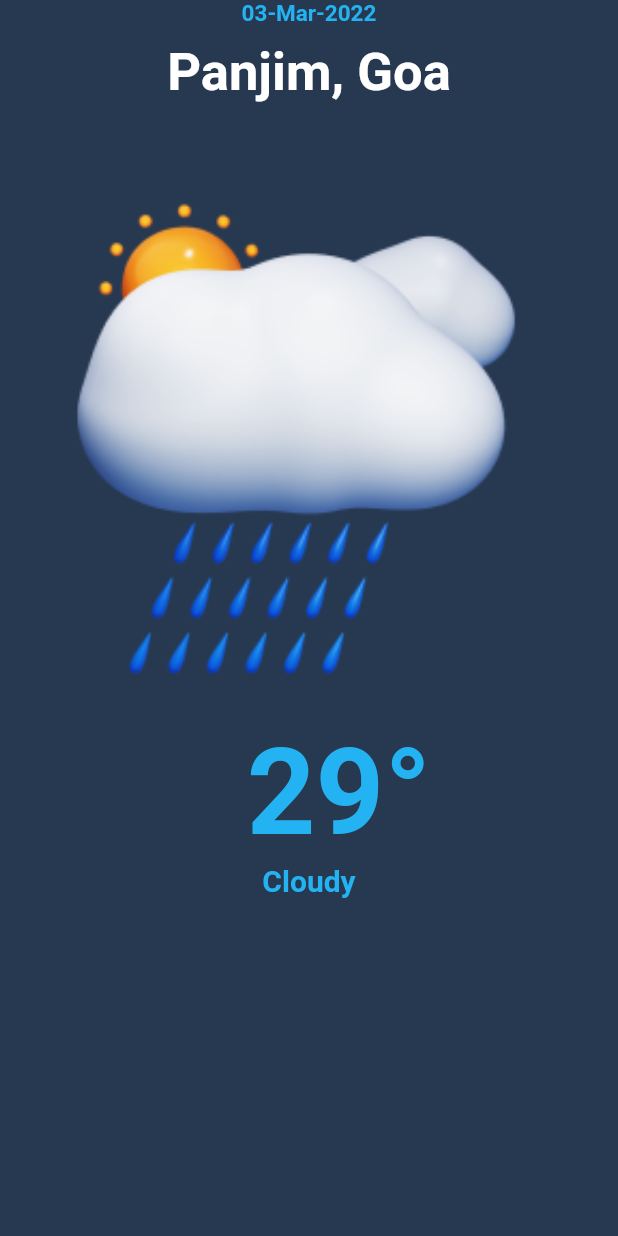
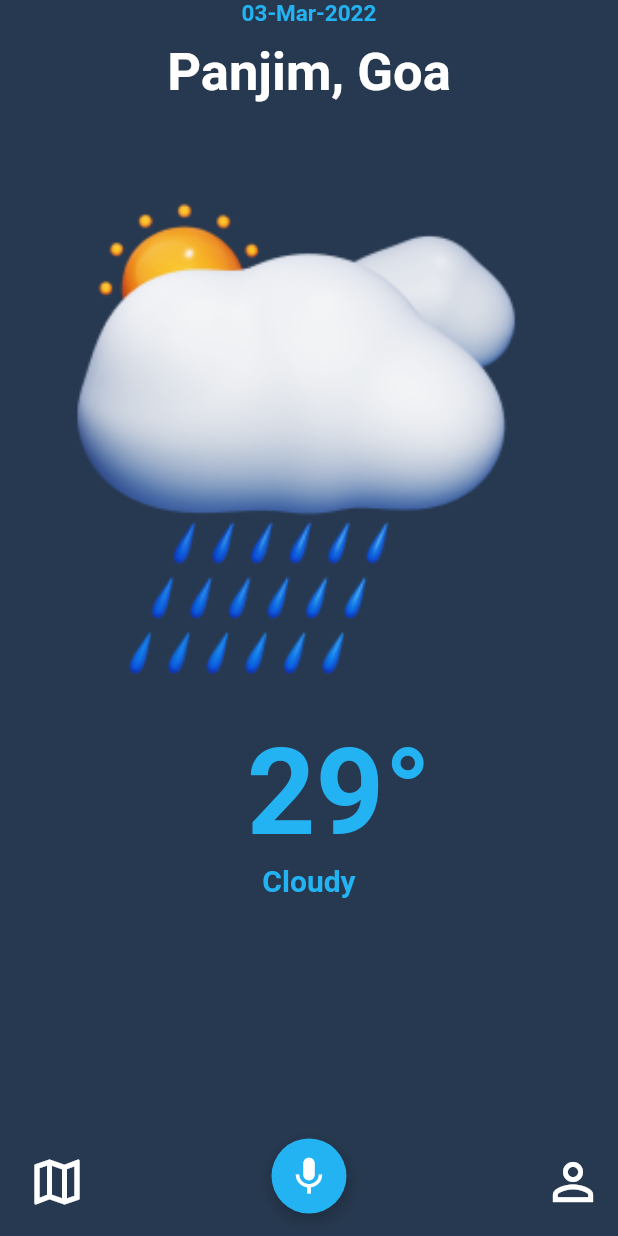
Before and after one commit to 7-USH/Voice-Assistant-Weather-App, a Flutter app: the screen it shows after launch, on a phone screen of 412 x 824 dp. Run offline on Flutter 3.47's test engine with Material 2 defaults, Android fonts, the phone set to English and light mode, and no system bars; our stand-ins replace google_fonts; Roboto replaces fonts that are missing (Acme, Ubuntu).

Commit message:
added changed

```diff
--- a/lib/constants/colors.dart
+++ b/lib/constants/colors.dart
@@ -6,5 +6,26 @@ Color greyColor = const Color(0xff85858e);
 Color whiteColor = const Color(0xffffffff);
 Color brown = const Color(0xff342019);
 Color bgColor = const Color(0xff273950);
-Color darkBgColor = const Color(0xff1D2B3D);
+Color darkBgColor = const Color(0xff23263D);
 Color textColor = const Color(0xff23B3F2);
+
+List<BoxShadow> kBoxShadows = [
+  BoxShadow(
+      color: Colors.black.withOpacity(0.5),
+      offset: const Offset(0.6, 4),
+      spreadRadius: 1,
+      blurRadius: 8),
+  BoxShadow(
+      color: Colors.white.withOpacity(0.5),
+      offset: const Offset(-2, -4),
+      spreadRadius: -1,
+      blurRadius: 18),
+];
+
+List<BoxShadow> kButtonShadows = [
+  BoxShadow(
+      color: Colors.black.withOpacity(0.2),
+      offset: const Offset(0.6, 4),
+      spreadRadius: 1,
+      blurRadius: 8)
+];
--- a/lib/screens/homepage.dart
+++ b/lib/screens/homepage.dart
@@ -16,9 +16,57 @@ class _HomePageState extends State<HomePage> {
   Widget build(BuildContext context) {
     return Scaffold(
         backgroundColor: bgColor,
+        bottomNavigationBar: Container(
+          height: 80,
+          decoration: BoxDecoration(color:  Colors.transparent),
+          child: Padding(
+            padding: const EdgeInsets.all(10.0),
+            child: Row(
+              mainAxisAlignment: MainAxisAlignment.spaceBetween,
+              children: [
+                IconButton(
+                    onPressed: () {},
+                    icon: const Icon(
+                      Icons.map_outlined,
+                      color: Colors.white,
+                      size: 40,
+                    )),
+                Container(
+                  height: 50,
+                  width: 50,
+                  decoration: BoxDecoration(
+                    borderRadius: BorderRadius.circular(25),
+                    color: textColor,
+                    boxShadow: kButtonShadows
+                  ),
+
+                  child: Center(
+                    child: IconButton(
+                        onPressed: () {},
+                        icon: const Icon(
+                          Icons.mic,
+                          color: Colors.white,
+                          size: 30,
+                        )),
+                  ),
+                ),
+                IconButton(
+                    onPressed: () {},
+                    icon: const Icon(
+                      Icons.person_outline,
+                      color: Colors.white,
+                      size: 40,
+                    ))
+              ],
+            ),
+          ),
+        ),
         body: SafeArea(
           child: Column(
             crossAxisAlignment: CrossAxisAlignment.center,
+            children: [
+              FittedBox(
+                child: Column(
                   children: [
                     Text(
                       "03-Mar-2022",
@@ -32,6 +80,9 @@ class _HomePageState extends State<HomePage> {
                       "Panjim, Goa",
                       style: appText(
                           color: Colors.white, size: 35, weight: FontWeight.w600),
+                    ),
+                  ],
+                ),
               ),
               const SizedBox(
                 height: 50,
```
Lines whose indentation alone changed are shown as unchanged.
